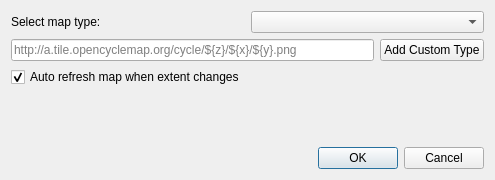
This is resources/qosm_settings_dialog.ui in paleolimbot/qosm as Qt 5 draws it before an edit. The edited form follows.
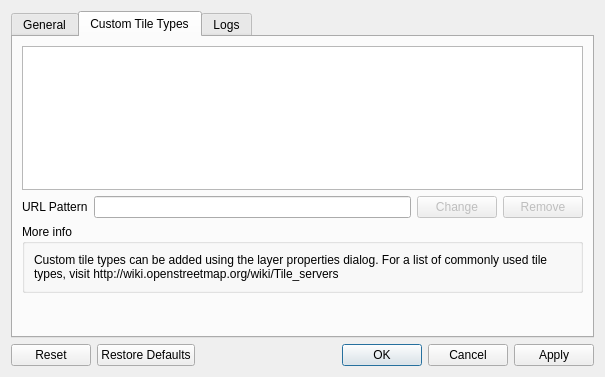
This is the edited form. The open tabs and pages were chosen to show the change.

Commit message: add settings dialog

Patch:
```diff
--- a/resources/qosm_settings_dialog.ui
+++ b/resources/qosm_settings_dialog.ui
@@ -6,8 +6,8 @@
    <rect>
     <x>0</x>
     <y>0</y>
-    <width>495</width>
-    <height>180</height>
+    <width>605</width>
+    <height>377</height>
    </rect>
   </property>
   <property name="windowTitle">
@@ -16,45 +16,109 @@
   <property name="modal">
    <bool>true</bool>
   </property>
-  <layout class="QVBoxLayout" name="verticalLayout">
+  <layout class="QVBoxLayout" name="verticalLayout_4">
+   <item>
+    <widget class="QTabWidget" name="tabWidget">
+     <property name="currentIndex">
+      <number>0</number>
+     </property>
+     <widget class="QWidget" name="tabGeneral">
+      <attribute name="title">
+       <string>General</string>
+      </attribute>
+      <layout class="QVBoxLayout" name="verticalLayout_5">
+       <item>
+        <layout class="QHBoxLayout" name="horizontalLayout_4">
+         <item>
+          <widget class="QLabel" name="label_5">
+           <property name="text">
+            <string>Tile cache:</string>
+           </property>
+          </widget>
+         </item>
+         <item>
+          <widget class="QLabel" name="generalCacheSize">
+           <property name="sizePolicy">
+            <sizepolicy hsizetype="Expanding" vsizetype="Preferred">
+             <horstretch>0</horstretch>
+             <verstretch>0</verstretch>
+            </sizepolicy>
+           </property>
+           <property name="text">
+            <string>calculating...</string>
+           </property>
+          </widget>
+         </item>
+         <item>
+          <widget class="QPushButton" name="generalClearCache">
+           <property name="text">
+            <string>Clear Cache</string>
+           </property>
+          </widget>
+         </item>
+        </layout>
+       </item>
    <item>
     <layout class="QHBoxLayout" name="horizontalLayout">
      <item>
-      <widget class="QLabel" name="label">
+          <widget class="QLabel" name="label_7">
        <property name="text">
-        <string>Select map type:</string>
+            <string>Cache location</string>
        </property>
       </widget>
      </item>
      <item>
-      <widget class="QComboBox" name="maptypeSpinner"/>
+          <widget class="QLineEdit" name="generalCacheLocation"/>
+         </item>
+         <item>
+          <widget class="QPushButton" name="generalBrowse">
+           <property name="text">
+            <string>Browse...</string>
+           </property>
+          </widget>
      </item>
     </layout>
    </item>
    <item>
     <layout class="QHBoxLayout" name="horizontalLayout_2">
      <item>
-      <widget class="QLineEdit" name="customUrl">
-       <property name="placeholderText">
-        <string>http://a.tile.opencyclemap.org/cycle/${z}/${x}/${y}.png</string>
+          <widget class="QLabel" name="label">
+           <property name="sizePolicy">
+            <sizepolicy hsizetype="Expanding" vsizetype="Preferred">
+             <horstretch>0</horstretch>
+             <verstretch>0</verstretch>
+            </sizepolicy>
+           </property>
+           <property name="text">
+            <string>Max tiles to render at once</string>
        </property>
       </widget>
      </item>
      <item>
-      <widget class="QPushButton" name="addCustomType">
-       <property name="text">
-        <string>Add Custom Type</string>
+          <widget class="QSpinBox" name="generalMaxTiles">
+           <property name="sizePolicy">
+            <sizepolicy hsizetype="Preferred" vsizetype="Fixed">
+             <horstretch>0</horstretch>
+             <verstretch>0</verstretch>
+            </sizepolicy>
+           </property>
+           <property name="minimumSize">
+            <size>
+             <width>75</width>
+             <height>0</height>
+            </size>
+           </property>
+           <property name="maximum">
+            <number>9999</number>
        </property>
       </widget>
      </item>
     </layout>
    </item>
    <item>
-    <layout class="QHBoxLayout" name="horizontalLayout_3">
-     <item>
-      <widget class="QCheckBox" name="autorefresh">
+        <widget class="QCheckBox" name="autoDownload">
        <property name="text">
-        <string>Auto refresh map when extent changes</string>
+          <string>Automatically download new tiles</string>
        </property>
        <property name="checked">
         <bool>true</bool>
@@ -62,21 +126,6 @@
       </widget>
      </item>
      <item>
-      <spacer name="horizontalSpacer">
-       <property name="orientation">
-        <enum>Qt::Horizontal</enum>
-       </property>
-       <property name="sizeHint" stdset="0">
-        <size>
-         <width>40</width>
-         <height>20</height>
-        </size>
-       </property>
-      </spacer>
-     </item>
-    </layout>
-   </item>
-   <item>
     <spacer name="verticalSpacer">
      <property name="orientation">
       <enum>Qt::Vertical</enum>
@@ -84,10 +133,136 @@
      <property name="sizeHint" stdset="0">
       <size>
        <width>20</width>
-       <height>1</height>
+           <height>119</height>
       </size>
      </property>
     </spacer>
+       </item>
+      </layout>
+     </widget>
+     <widget class="QWidget" name="tabTiletypes">
+      <attribute name="title">
+       <string>Custom Tile Types</string>
+      </attribute>
+      <layout class="QVBoxLayout" name="verticalLayout_2">
+       <item>
+        <widget class="QListWidget" name="tiletypesList">
+         <property name="sizePolicy">
+          <sizepolicy hsizetype="Expanding" vsizetype="Maximum">
+           <horstretch>0</horstretch>
+           <verstretch>0</verstretch>
+          </sizepolicy>
+         </property>
+         <property name="maximumSize">
+          <size>
+           <width>16777215</width>
+           <height>150</height>
+          </size>
+         </property>
+        </widget>
+       </item>
+       <item>
+        <layout class="QHBoxLayout" name="horizontalLayout_3">
+         <item>
+          <widget class="QLabel" name="label_3">
+           <property name="text">
+            <string>URL Pattern</string>
+           </property>
+          </widget>
+         </item>
+         <item>
+          <widget class="QLineEdit" name="tiletypesPattern"/>
+         </item>
+         <item>
+          <widget class="QPushButton" name="tiletypeChange">
+           <property name="enabled">
+            <bool>false</bool>
+           </property>
+           <property name="text">
+            <string>Change</string>
+           </property>
+          </widget>
+         </item>
+         <item>
+          <widget class="QPushButton" name="tiletypeRemove">
+           <property name="enabled">
+            <bool>false</bool>
+           </property>
+           <property name="text">
+            <string>Remove</string>
+           </property>
+          </widget>
+         </item>
+        </layout>
+       </item>
+       <item>
+        <widget class="QGroupBox" name="groupBox">
+         <property name="sizePolicy">
+          <sizepolicy hsizetype="Preferred" vsizetype="Preferred">
+           <horstretch>0</horstretch>
+           <verstretch>0</verstretch>
+          </sizepolicy>
+         </property>
+         <property name="title">
+          <string>More info</string>
+         </property>
+         <layout class="QVBoxLayout" name="verticalLayout_3">
+          <item>
+           <widget class="QLabel" name="label_4">
+            <property name="text">
+             <string>Custom tile types can be added using the layer properties dialog. For a list of commonly used tile types, visit http://wiki.openstreetmap.org/wiki/Tile_servers</string>
+            </property>
+            <property name="alignment">
+             <set>Qt::AlignLeading|Qt::AlignLeft|Qt::AlignTop</set>
+            </property>
+            <property name="wordWrap">
+             <bool>true</bool>
+            </property>
+           </widget>
+          </item>
+         </layout>
+        </widget>
+       </item>
+       <item>
+        <spacer name="verticalSpacer_2">
+         <property name="orientation">
+          <enum>Qt::Vertical</enum>
+         </property>
+         <property name="sizeHint" stdset="0">
+          <size>
+           <width>20</width>
+           <height>40</height>
+          </size>
+         </property>
+        </spacer>
+       </item>
+      </layout>
+     </widget>
+     <widget class="QWidget" name="tabLogs">
+      <attribute name="title">
+       <string>Logs</string>
+      </attribute>
+      <layout class="QVBoxLayout" name="verticalLayout">
+       <item>
+        <widget class="QComboBox" name="logWhichLog">
+         <item>
+          <property name="text">
+           <string>Current session</string>
+          </property>
+         </item>
+         <item>
+          <property name="text">
+           <string>Previous session</string>
+          </property>
+         </item>
+        </widget>
+       </item>
+       <item>
+        <widget class="QTextBrowser" name="logText"/>
+       </item>
+      </layout>
+     </widget>
+    </widget>
    </item>
    <item>
     <widget class="QDialogButtonBox" name="button_box">
@@ -95,7 +270,7 @@
       <enum>Qt::Horizontal</enum>
      </property>
      <property name="standardButtons">
-      <set>QDialogButtonBox::Cancel|QDialogButtonBox::Ok</set>
+      <set>QDialogButtonBox::Apply|QDialogButtonBox::Cancel|QDialogButtonBox::Ok|QDialogButtonBox::Reset|QDialogButtonBox::RestoreDefaults</set>
      </property>
     </widget>
    </item>
```
Left out of the diff: 10 changed lines with no effect on the pictures. Lines whose indentation alone changed are shown as unchanged. The commit also changes 6 other files.
